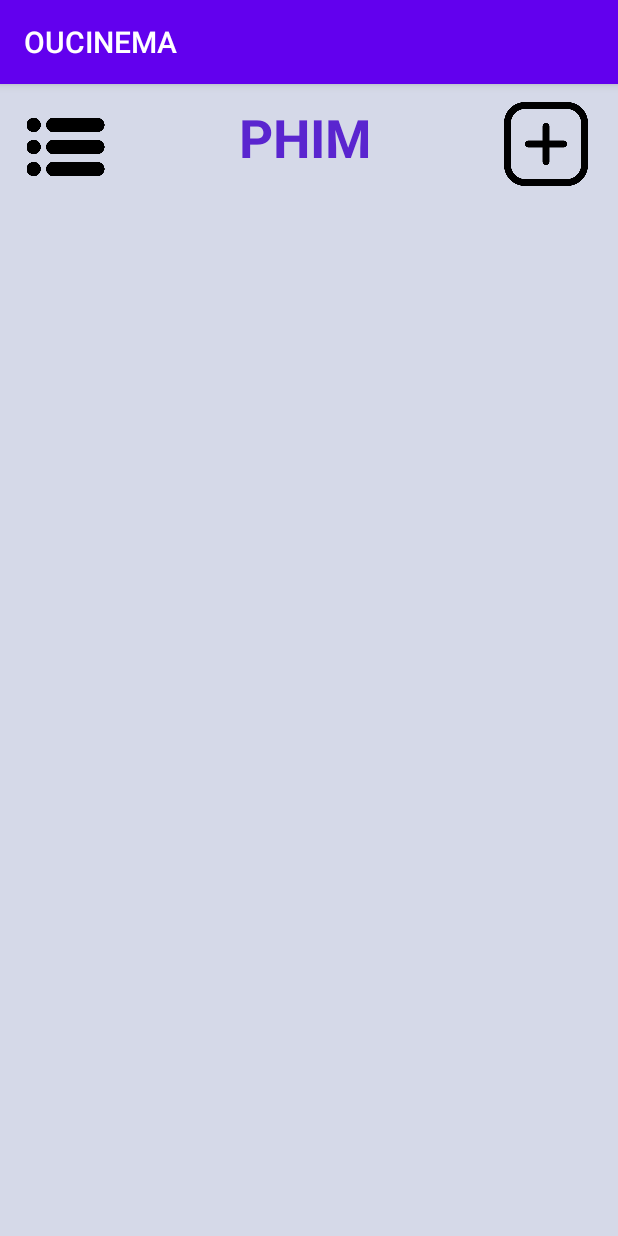
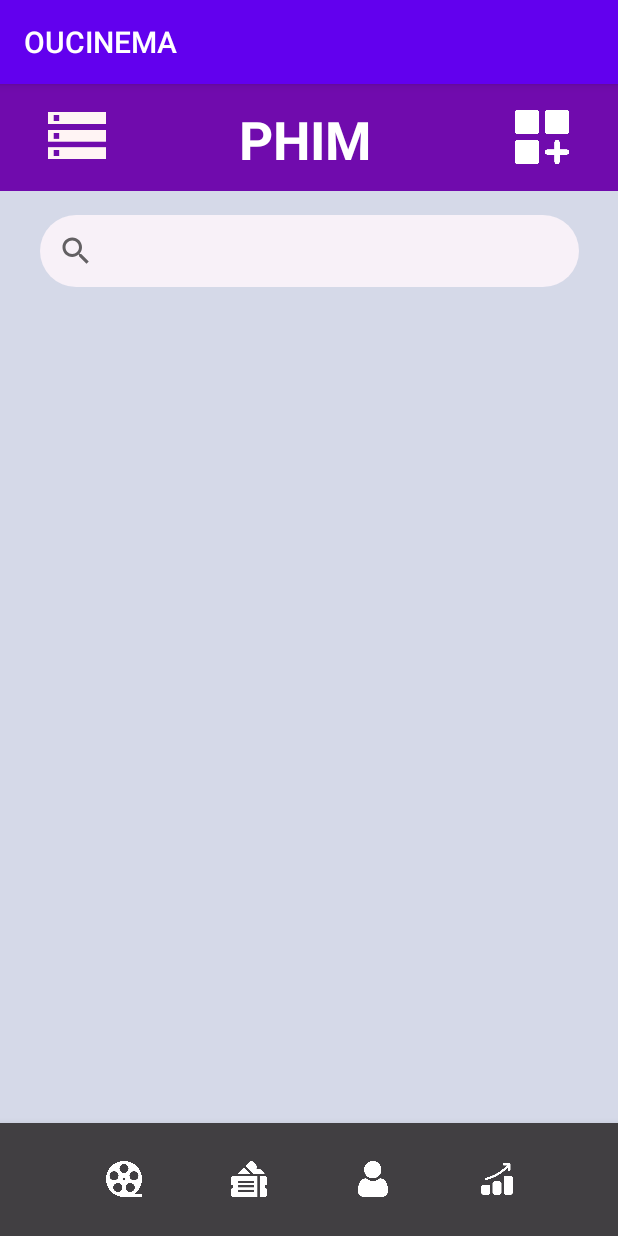
Before and after one commit to nohope4you/CinemaBTLMobile, an Android app: the ManageFilm screen opened directly, with no data from a screen before it, on a phone screen of 412 x 824 dp. Run offline under Robolectric (Android 15) with nearby library versions, the phone set to English and light mode, and no system bars.

Commit message:
12h29 10/3/2024

```diff
--- /dev/null
+++ b/app/src/main/res/drawable/csssearchviewmanage.xml
@@ -0,0 +1,6 @@
+<?xml version="1.0" encoding="utf-8"?>
+<shape xmlns:android="http://schemas.android.com/apk/res/android">
+    <solid android:color="#F8F1F8" />
+    <corners android:radius="200dp" />
+    <stroke android:color="@color/black"/>
+</shape>
--- a/app/src/main/res/layout/manage_film.xml
+++ b/app/src/main/res/layout/manage_film.xml
@@ -3,52 +3,76 @@
     xmlns:app="http://schemas.android.com/apk/res-auto"
     xmlns:tools="http://schemas.android.com/tools"
     android:layout_width="match_parent"
-    android:background="#D5D9E8"
-    android:layout_height="match_parent">
-
-
-    <ImageView
-        android:id="@+id/menu_list"
-        android:layout_width="55dp"
-        android:layout_height="52dp"
-        android:layout_marginStart="16dp"
-        android:layout_marginTop="16dp"
-        app:layout_constraintStart_toStartOf="parent"
-        app:layout_constraintTop_toTopOf="parent"
-        app:srcCompat="@drawable/menulist" />
+    android:layout_height="match_parent"
+    android:background="#D5D9E8">
 
     <ListView
-        android:layout_width="409dp"
-        android:layout_height="644dp"
-        android:layout_marginBottom="8dp"
-        app:layout_constraintBottom_toBottomOf="parent"
+        android:layout_width="359dp"
+        android:layout_height="334dp"
+        android:layout_marginTop="20dp"
         app:layout_constraintEnd_toEndOf="parent"
-        app:layout_constraintStart_toStartOf="parent">
+        app:layout_constraintStart_toStartOf="parent"
+        app:layout_constraintTop_toBottomOf="@+id/manage_search_film">
+
 
     </ListView>
 
-    <ImageView
-        android:id="@+id/manage_add_film"
-        android:layout_width="64dp"
-        android:layout_height="56dp"
-        android:layout_marginTop="12dp"
-        android:layout_marginEnd="16dp"
+    <LinearLayout
+        android:id="@+id/linearLayout2"
+        android:layout_width="413dp"
+        android:layout_height="71dp"
+        android:background="#700BAD"
+        android:gravity="center"
+        android:orientation="horizontal"
         app:layout_constraintEnd_toEndOf="parent"
-        app:layout_constraintTop_toTopOf="parent"
-        app:srcCompat="@drawable/add" />
+        app:layout_constraintStart_toStartOf="parent"
+        app:layout_constraintTop_toTopOf="parent">
 
-    <TextView
-        android:id="@+id/textView3"
-        android:layout_width="92dp"
-        android:layout_height="60dp"
-        android:layout_marginTop="12dp"
-        android:text="PHIM"
-        android:textColor="#5a25cf"
-        android:textSize="35dp"
-        android:textStyle="bold"
+        <ImageView
+            android:id="@+id/menu_list"
+            android:layout_width="56dp"
+            android:layout_height="45dp"
+            android:layout_marginEnd="80dp"
+            app:srcCompat="@drawable/menulist" />
+
+        <TextView
+            android:id="@+id/textView3"
+            android:layout_width="94dp"
+            android:layout_height="44dp"
+            android:text="PHIM"
+            android:textColor="#FFFFFF"
+            android:textSize="35dp"
+            android:textStyle="bold" />
+
+        <ImageView
+            android:id="@+id/manage_add_film"
+            android:layout_width="56dp"
+            android:layout_height="45dp"
+            android:layout_marginLeft="80dp"
+            app:srcCompat="@drawable/add" />
+    </LinearLayout>
+
+    <android.support.v7.widget.SearchView
+        android:id="@+id/manage_search_film"
+        android:layout_width="359dp"
+        android:layout_height="wrap_content"
+        android:layout_marginTop="16dp"
+        android:background="@drawable/csssearchviewmanage"
         app:layout_constraintEnd_toEndOf="parent"
-        app:layout_constraintHorizontal_bias="0.498"
         app:layout_constraintStart_toStartOf="parent"
-        app:layout_constraintTop_toTopOf="parent" />
+        app:layout_constraintTop_toBottomOf="@+id/linearLayout2" />
+
+    <android.support.design.widget.BottomNavigationView
+        android:id="@+id/bottomNavigationView"
+        android:layout_width="427dp"
+        android:layout_height="75dp"
+        android:background="#413F42"
+        app:itemIconTint="@color/white"
+        app:itemTextColor="@color/white"
+        app:layout_constraintBottom_toBottomOf="parent"
+        app:layout_constraintEnd_toEndOf="parent"
+        app:layout_constraintStart_toStartOf="parent"
+        app:menu="@menu/menunavbottombar_employer" />
+
 
 </android.support.constraint.ConstraintLayout>
--- /dev/null
+++ b/app/src/main/res/menu/menunavbottombar_employer.xml
@@ -0,0 +1,17 @@
+<?xml version="1.0" encoding="utf-8"?>
+<menu xmlns:android="http://schemas.android.com/apk/res/android">
+<group><item android:visible="false"></item></group>
+    <item android:id="@+id/nav_manager_Film"
+                android:title="phim"
+                android:icon="@drawable/filmbt" />
+    <item android:id="@+id/nav_manager_t"
+                android:title="vé"
+                android:icon="@drawable/ticketbt"/>
+            <item android:id="@+id/nav_manager_user"
+                android:title="user"
+                android:icon="@drawable/userbottom" />
+
+            <item android:id="@+id/nav_manager_static"
+                android:title="static"
+                android:icon="@drawable/stats" />
+</menu>
```
Also changed, not shown: app/src/main/res/layout/menu_bar.xml (+8 -3 lines), app/src/main/res/layout/nav_header.xml (added, +27 -0 lines), app/src/main/res/menu/menunavbar_employer.xml (+16 -11 lines), app/src/main/res/drawable/add.png, app/src/main/res/drawable/avatar.png (added), app/src/main/res/drawable/backgroundnavigationmanage.png (added), app/src/main/res/drawable/filmbt.png (added), app/src/main/res/drawable/menulist.png, app/src/main/res/drawable/statistic.png (added), app/src/main/res/drawable/stats.png (added), app/src/main/res/drawable/ticketbt.png (added), app/src/main/res/drawable/userbottom.png (added).
